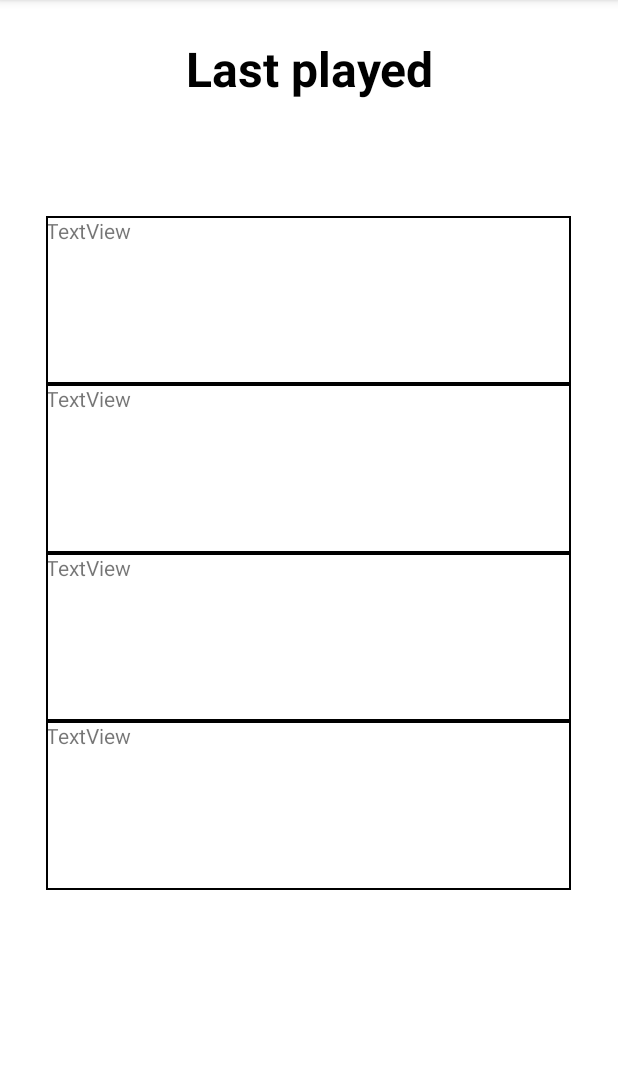
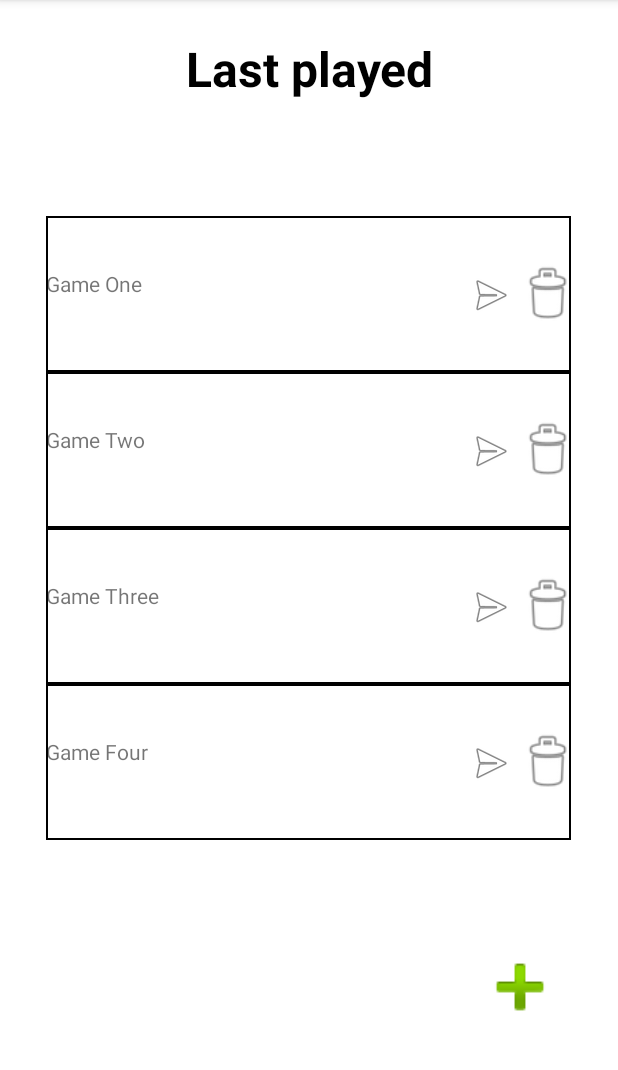
Before and after one commit to CMSC-475/mini-golf-app, an Android app: the screen it shows after launch (SelectActivity), on a phone screen of 412 x 824 dp, the part 84-1154 px from its top. Run offline under Robolectric (Android 15) with nearby library versions, the phone set to English and light mode, and no system bars.

Commit message:
Adding changes to select

```diff
--- a/project/app/src/main/java/com/gooey_group/minigolfapp/EndGameActivity.java
+++ b/project/app/src/main/java/com/gooey_group/minigolfapp/EndGameActivity.java
@@ -67,7 +67,7 @@ public class EndGameActivity extends AppCompatActivity implements Serializable {
         homepageButton.setOnClickListener(new View.OnClickListener() {
             @Override
             public void onClick(View view) {
-                Intent intent = new Intent(EndGameActivity.this, NewGameActivity.class);
+                Intent intent = new Intent(EndGameActivity.this, SelectActivity.class);
                 startActivity(intent);
             }
         });
--- a/project/app/src/main/java/com/gooey_group/minigolfapp/SelectActivity.java
+++ b/project/app/src/main/java/com/gooey_group/minigolfapp/SelectActivity.java
@@ -2,7 +2,10 @@ package com.gooey_group.minigolfapp;
 
 import androidx.appcompat.app.AppCompatActivity;
 
+import android.content.Intent;
 import android.os.Bundle;
+import android.view.View;
+import android.widget.ImageView;
 
 public class SelectActivity extends AppCompatActivity {
 
@@ -10,5 +13,15 @@ public class SelectActivity extends AppCompatActivity {
     protected void onCreate(Bundle savedInstanceState) {
         super.onCreate(savedInstanceState);
         setContentView(R.layout.activity_select);
+
+        ImageView addGameBtn = findViewById(R.id.add_game_btn);
+        addGameBtn.setOnClickListener(new View.OnClickListener() {
+            @Override
+            public void onClick(View view) {
+                Intent intent = new Intent(SelectActivity.this, NewGameActivity.class);
+                startActivity(intent);
+            }
+        });
+
     }
 }
--- a/project/app/src/main/res/layout/activity_select.xml
+++ b/project/app/src/main/res/layout/activity_select.xml
@@ -7,6 +7,7 @@
     tools:context=".SelectActivity">
 
     <TableLayout
+        android:id="@+id/tableLayout"
         android:layout_width="350dp"
         android:layout_height="450dp"
         android:layout_marginStart="30dp"
@@ -21,53 +22,117 @@
         <TableRow
             android:layout_width="match_parent"
             android:layout_height="88dp"
-            android:background="@drawable/border"
-            android:layout_weight=".2">
+            android:background="@drawable/border">
 
             <TextView
                 android:id="@+id/textView6"
                 android:layout_width="wrap_content"
                 android:layout_height="wrap_content"
-                android:text="TextView" />
+                android:layout_marginTop="35dp"
+                android:layout_marginRight="205dp"
+                android:text="Game One" />
+
+            <ImageView
+                android:id="@+id/imageView2"
+                android:layout_width="wrap_content"
+                android:layout_height="45dp"
+                android:layout_marginTop="30dp"
+                app:srcCompat="@android:drawable/ic_menu_send" />
+
+            <ImageView
+                android:id="@+id/imageView6"
+                android:layout_width="43dp"
+                android:layout_height="44dp"
+                android:layout_marginTop="30dp"
+                android:layout_marginBottom="30dp"
+                app:srcCompat="@android:drawable/ic_menu_delete" />
         </TableRow>
 
         <TableRow
             android:layout_width="match_parent"
             android:layout_height="200dp"
-            android:background="@drawable/border"
-            android:layout_weight=".2" >
+            android:background="@drawable/border">
 
             <TextView
                 android:id="@+id/textView11"
                 android:layout_width="wrap_content"
                 android:layout_height="wrap_content"
-                android:text="TextView" />
+                android:layout_marginTop="35dp"
+                android:layout_marginRight="205dp"
+                android:text="Game Two" />
+
+            <ImageView
+                android:id="@+id/imageView3"
+                android:layout_width="wrap_content"
+                android:layout_height="45dp"
+                android:layout_marginTop="30dp"
+                app:srcCompat="@android:drawable/ic_menu_send" />
+
+            <ImageView
+                android:id="@+id/imageView7"
+                android:layout_width="43dp"
+                android:layout_height="44dp"
+                android:layout_marginTop="30dp"
+                android:layout_marginBottom="30dp"
+                app:srcCompat="@android:drawable/ic_menu_delete" />
         </TableRow>
 
         <TableRow
             android:layout_width="match_parent"
             android:layout_height="match_parent"
-            android:background="@drawable/border"
-            android:layout_weight=".2">
+            android:background="@drawable/border">
 
             <TextView
                 android:id="@+id/textView14"
                 android:layout_width="wrap_content"
                 android:layout_height="wrap_content"
-                android:text="TextView" />
+                android:layout_marginTop="35dp"
+                android:layout_marginRight="205dp"
+                android:text="Game Three" />
+
+            <ImageView
+                android:id="@+id/imageView4"
+                android:layout_width="wrap_content"
+                android:layout_height="45dp"
+                android:layout_marginTop="30dp"
+                app:srcCompat="@android:drawable/ic_menu_send" />
+
+            <ImageView
+                android:id="@+id/imageView8"
+                android:layout_width="43dp"
+                android:layout_height="44dp"
+                android:layout_marginTop="30dp"
+                android:layout_marginBottom="30dp"
+                app:srcCompat="@android:drawable/ic_menu_delete" />
         </TableRow>
 
         <TableRow
             android:layout_width="match_parent"
-            android:layout_height="300dp"
-            android:background="@drawable/border"
-            android:layout_weight=".2">
+            android:layout_height="match_parent"
+            android:background="@drawable/border">
 
             <TextView
                 android:id="@+id/textView15"
                 android:layout_width="wrap_content"
                 android:layout_height="wrap_content"
-                android:text="TextView" />
+                android:layout_marginTop="35dp"
+                android:layout_marginRight="205dp"
+                android:text="Game Four" />
+
+            <ImageView
+                android:id="@+id/imageView5"
+                android:layout_width="wrap_content"
+                android:layout_height="45dp"
+                android:layout_marginTop="30dp"
+                app:srcCompat="@android:drawable/ic_menu_send" />
+
+            <ImageView
+                android:id="@+id/imageView9"
+                android:layout_width="43dp"
+                android:layout_height="44dp"
+                android:layout_marginTop="30dp"
+                android:layout_marginBottom="30dp"
+                app:srcCompat="@android:drawable/ic_menu_delete" />
         </TableRow>
     </TableLayout>
 
@@ -83,4 +148,17 @@
         android:textStyle="bold"
         app:layout_constraintStart_toStartOf="parent"
         app:layout_constraintTop_toTopOf="parent" />
+
+    <ImageView
+        android:id="@+id/add_game_btn"
+        android:layout_width="61dp"
+        android:layout_height="57dp"
+        android:layout_marginStart="316dp"
+        android:layout_marginTop="35dp"
+        android:layout_marginBottom="16dp"
+        app:layout_constraintBottom_toBottomOf="parent"
+        app:layout_constraintStart_toStartOf="parent"
+        app:layout_constraintTop_toBottomOf="@+id/tableLayout"
+        app:layout_constraintVertical_bias="0.0"
+        app:srcCompat="@android:drawable/ic_input_add" />
 </androidx.constraintlayout.widget.ConstraintLayout>
```
